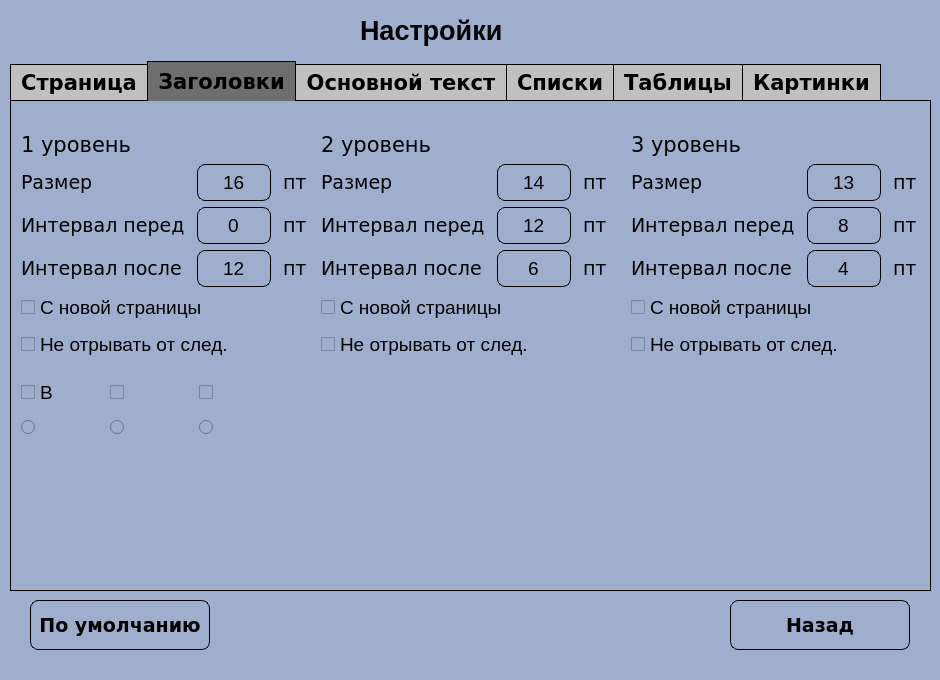
This is SettingsUI.ui in Asklit/CourseProjectPython as Qt 5 draws it before an edit. The edited form follows.
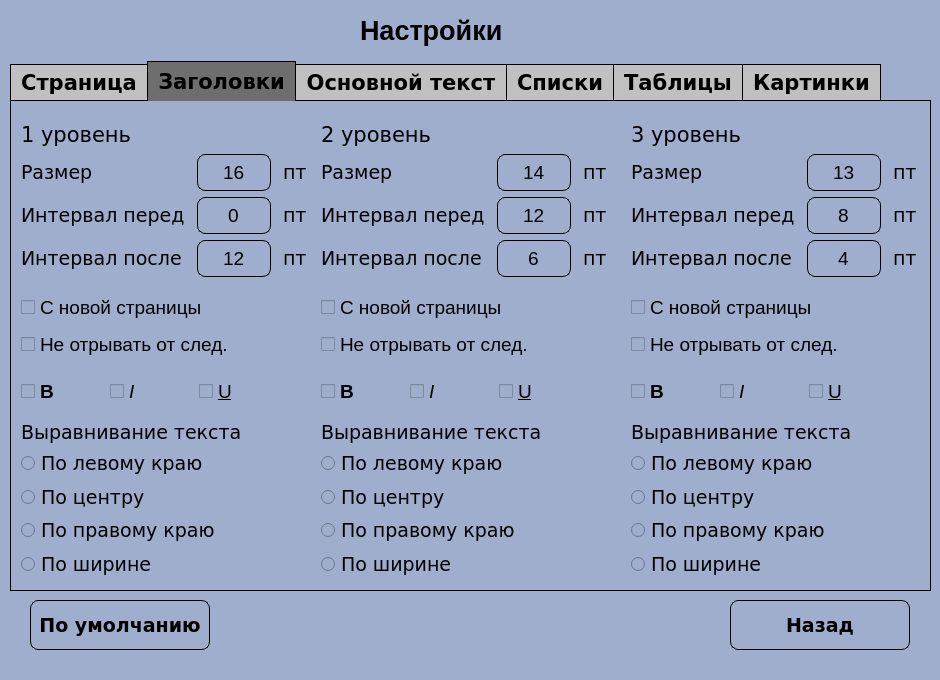
This is the edited form. The open tabs and pages were chosen to show the change.

Commit message: A: (UI) Добавил выбор параметров Bold, Italic, Underline, Text alignment

```diff
--- a/SettingsUI.ui
+++ b/SettingsUI.ui
@@ -963,7 +963,7 @@
      <property name="geometry">
       <rect>
        <x>10</x>
-       <y>30</y>
+       <y>20</y>
        <width>292</width>
        <height>156</height>
       </rect>
@@ -1222,7 +1222,7 @@
      <property name="geometry">
       <rect>
        <x>310</x>
-       <y>30</y>
+       <y>20</y>
        <width>292</width>
        <height>156</height>
       </rect>
@@ -1481,7 +1481,7 @@
      <property name="geometry">
       <rect>
        <x>620</x>
-       <y>30</y>
+       <y>20</y>
        <width>292</width>
        <height>156</height>
       </rect>
@@ -1865,7 +1865,7 @@
        <x>10</x>
        <y>270</y>
        <width>261</width>
-       <height>71</height>
+       <height>41</height>
       </rect>
      </property>
      <layout class="QGridLayout" name="gridLayout_11">
@@ -1874,82 +1874,400 @@
         <property name="font">
          <font>
           <pointsize>14</pointsize>
+          <weight>75</weight>
+          <bold>true</bold>
+         </font>
+        </property>
+        <property name="text">
+         <string>B</string>
+        </property>
+       </widget>
+      </item>
+      <item row="0" column="1">
+       <widget class="QCheckBox" name="CBLVL1Italic">
+        <property name="font">
+         <font>
+          <pointsize>14</pointsize>
           <weight>50</weight>
+          <italic>true</italic>
           <bold>false</bold>
          </font>
         </property>
         <property name="text">
+         <string>I</string>
+        </property>
+       </widget>
+      </item>
+      <item row="0" column="2">
+       <widget class="QCheckBox" name="CBLVL1Underline">
+        <property name="font">
+         <font>
+          <pointsize>14</pointsize>
+          <weight>50</weight>
+          <bold>false</bold>
+          <underline>true</underline>
+         </font>
+        </property>
+        <property name="text">
+         <string>U</string>
+        </property>
+       </widget>
+      </item>
+     </layout>
+    </widget>
+    <widget class="QWidget" name="verticalLayoutWidget_3">
+     <property name="geometry">
+      <rect>
+       <x>10</x>
+       <y>320</y>
+       <width>261</width>
+       <height>157</height>
+      </rect>
+     </property>
+     <layout class="QVBoxLayout" name="verticalLayout_3">
+      <item>
+       <widget class="QLabel" name="labelSettings_44">
+        <property name="font">
+         <font>
+          <family>Verdana</family>
+          <pointsize>14</pointsize>
+          <weight>50</weight>
+          <italic>false</italic>
+          <bold>false</bold>
+         </font>
+        </property>
+        <property name="mouseTracking">
+         <bool>false</bool>
+        </property>
+        <property name="text">
+         <string>Выравнивание текста</string>
+        </property>
+       </widget>
+      </item>
+      <item>
+       <widget class="QRadioButton" name="RBLVL1TextLeft">
+        <property name="font">
+         <font>
+          <family>Verdana</family>
+          <pointsize>14</pointsize>
+         </font>
+        </property>
+        <property name="text">
+         <string>По левому краю</string>
+        </property>
+       </widget>
+      </item>
+      <item>
+       <widget class="QRadioButton" name="RBLVL1TexMiddle">
+        <property name="font">
+         <font>
+          <family>Verdana</family>
+          <pointsize>14</pointsize>
+         </font>
+        </property>
+        <property name="text">
+         <string>По центру</string>
+        </property>
+       </widget>
+      </item>
+      <item>
+       <widget class="QRadioButton" name="RBLVL1TextRight">
+        <property name="font">
+         <font>
+          <family>Verdana</family>
+          <pointsize>14</pointsize>
+         </font>
+        </property>
+        <property name="text">
+         <string>По правому краю</string>
+        </property>
+       </widget>
+      </item>
+      <item>
+       <widget class="QRadioButton" name="RBLVL1TextWidth">
+        <property name="font">
+         <font>
+          <family>Verdana</family>
+          <pointsize>14</pointsize>
+         </font>
+        </property>
+        <property name="text">
+         <string>По ширине</string>
+        </property>
+       </widget>
+      </item>
+     </layout>
+    </widget>
+    <widget class="QWidget" name="gridLayoutWidget_14">
+     <property name="geometry">
+      <rect>
+       <x>310</x>
+       <y>270</y>
+       <width>261</width>
+       <height>41</height>
+      </rect>
+     </property>
+     <layout class="QGridLayout" name="gridLayout_15">
+      <item row="0" column="0">
+       <widget class="QCheckBox" name="CBLVL2Bold">
+        <property name="font">
+         <font>
+          <pointsize>14</pointsize>
+          <weight>75</weight>
+          <bold>true</bold>
+         </font>
+        </property>
+        <property name="text">
          <string>B</string>
         </property>
        </widget>
       </item>
       <item row="0" column="1">
-       <widget class="QCheckBox" name="checkBox_8">
+       <widget class="QCheckBox" name="CBLVL2Italic">
         <property name="font">
          <font>
           <pointsize>14</pointsize>
           <weight>50</weight>
+          <italic>true</italic>
           <bold>false</bold>
          </font>
         </property>
         <property name="text">
-         <string/>
+         <string>I</string>
         </property>
        </widget>
       </item>
       <item row="0" column="2">
-       <widget class="QCheckBox" name="checkBox_9">
+       <widget class="QCheckBox" name="CBLVL2Underline">
         <property name="font">
          <font>
           <pointsize>14</pointsize>
           <weight>50</weight>
           <bold>false</bold>
+          <underline>true</underline>
          </font>
         </property>
         <property name="text">
-         <string/>
+         <string>U</string>
         </property>
        </widget>
       </item>
-      <item row="1" column="0">
-       <widget class="QRadioButton" name="radioButton">
+     </layout>
+    </widget>
+    <widget class="QWidget" name="verticalLayoutWidget_4">
+     <property name="geometry">
+      <rect>
+       <x>310</x>
+       <y>320</y>
+       <width>261</width>
+       <height>157</height>
+      </rect>
+     </property>
+     <layout class="QVBoxLayout" name="verticalLayout_5">
+      <item>
+       <widget class="QLabel" name="labelSettings_46">
         <property name="font">
          <font>
+          <family>Verdana</family>
           <pointsize>14</pointsize>
           <weight>50</weight>
+          <italic>false</italic>
           <bold>false</bold>
          </font>
         </property>
         <property name="text">
-         <string/>
+         <string>Выравнивание текста</string>
         </property>
        </widget>
       </item>
-      <item row="1" column="1">
-       <widget class="QRadioButton" name="radioButton_2">
+      <item>
+       <widget class="QRadioButton" name="RBLVL2TextLeft">
         <property name="font">
          <font>
+          <family>Verdana</family>
           <pointsize>14</pointsize>
+         </font>
+        </property>
+        <property name="text">
+         <string>По левому краю</string>
+        </property>
+       </widget>
+      </item>
+      <item>
+       <widget class="QRadioButton" name="RBLVL2TexMiddle">
+        <property name="font">
+         <font>
+          <family>Verdana</family>
+          <pointsize>14</pointsize>
+         </font>
+        </property>
+        <property name="text">
+         <string>По центру</string>
+        </property>
+       </widget>
+      </item>
+      <item>
+       <widget class="QRadioButton" name="RBLVL2TextRight">
+        <property name="font">
+         <font>
+          <family>Verdana</family>
+          <pointsize>14</pointsize>
+         </font>
+        </property>
+        <property name="text">
+         <string>По правому краю</string>
+        </property>
+       </widget>
+      </item>
+      <item>
+       <widget class="QRadioButton" name="RBLVL2TextWidth">
+        <property name="font">
+         <font>
+          <family>Verdana</family>
+          <pointsize>14</pointsize>
+         </font>
+        </property>
+        <property name="text">
+         <string>По ширине</string>
+        </property>
+       </widget>
+      </item>
+     </layout>
+    </widget>
+    <widget class="QWidget" name="gridLayoutWidget_15">
+     <property name="geometry">
+      <rect>
+       <x>620</x>
+       <y>270</y>
+       <width>261</width>
+       <height>41</height>
+      </rect>
+     </property>
+     <layout class="QGridLayout" name="gridLayout_16">
+      <item row="0" column="0">
+       <widget class="QCheckBox" name="CBLVL3Bold">
+        <property name="font">
+         <font>
+          <pointsize>14</pointsize>
+          <weight>75</weight>
+          <bold>true</bold>
+         </font>
+        </property>
+        <property name="text">
+         <string>B</string>
+        </property>
+       </widget>
+      </item>
+      <item row="0" column="1">
+       <widget class="QCheckBox" name="CBLVL3Italic">
+        <property name="font">
+         <font>
+          <pointsize>14</pointsize>
           <weight>50</weight>
+          <italic>true</italic>
           <bold>false</bold>
          </font>
         </property>
         <property name="text">
-         <string/>
+         <string>I</string>
         </property>
        </widget>
       </item>
-      <item row="1" column="2">
-       <widget class="QRadioButton" name="radioButton_3">
+      <item row="0" column="2">
+       <widget class="QCheckBox" name="CBLVL3Underline">
         <property name="font">
          <font>
           <pointsize>14</pointsize>
           <weight>50</weight>
           <bold>false</bold>
+          <underline>true</underline>
          </font>
         </property>
         <property name="text">
-         <string/>
+         <string>U</string>
+        </property>
+       </widget>
+      </item>
+     </layout>
+    </widget>
+    <widget class="QWidget" name="verticalLayoutWidget_5">
+     <property name="geometry">
+      <rect>
+       <x>620</x>
+       <y>320</y>
+       <width>261</width>
+       <height>157</height>
+      </rect>
+     </property>
+     <layout class="QVBoxLayout" name="verticalLayout_6">
+      <item>
+       <widget class="QLabel" name="labelSettings_47">
+        <property name="font">
+         <font>
+          <family>Verdana</family>
+          <pointsize>14</pointsize>
+          <weight>50</weight>
+          <italic>false</italic>
+          <bold>false</bold>
+         </font>
+        </property>
+        <property name="mouseTracking">
+         <bool>false</bool>
+        </property>
+        <property name="text">
+         <string>Выравнивание текста</string>
+        </property>
+       </widget>
+      </item>
+      <item>
+       <widget class="QRadioButton" name="RBLVL3TextLeft">
+        <property name="font">
+         <font>
+          <family>Verdana</family>
+          <pointsize>14</pointsize>
+         </font>
+        </property>
+        <property name="text">
+         <string>По левому краю</string>
+        </property>
+       </widget>
+      </item>
+      <item>
+       <widget class="QRadioButton" name="RBLVL3TexMiddle">
+        <property name="font">
+         <font>
+          <family>Verdana</family>
+          <pointsize>14</pointsize>
+         </font>
+        </property>
+        <property name="text">
+         <string>По центру</string>
+        </property>
+       </widget>
+      </item>
+      <item>
+       <widget class="QRadioButton" name="RBLVL3TextRight">
+        <property name="font">
+         <font>
+          <family>Verdana</family>
+          <pointsize>14</pointsize>
+         </font>
+        </property>
+        <property name="text">
+         <string>По правому краю</string>
+        </property>
+       </widget>
+      </item>
+      <item>
+       <widget class="QRadioButton" name="RBLVL3TextWidth">
+        <property name="font">
+         <font>
+          <family>Verdana</family>
+          <pointsize>14</pointsize>
+         </font>
+        </property>
+        <property name="text">
+         <string>По ширине</string>
         </property>
        </widget>
       </item>
```
Left out of the diff: 501 changed lines with no effect on the pictures.
